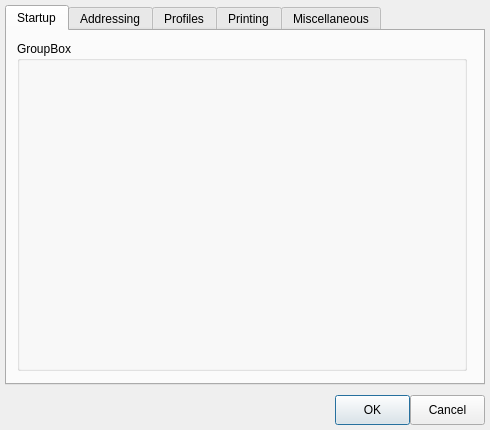
Qt form generalsettingsdialog.ui (jimmcguffin/PyOutpost) before a commit.
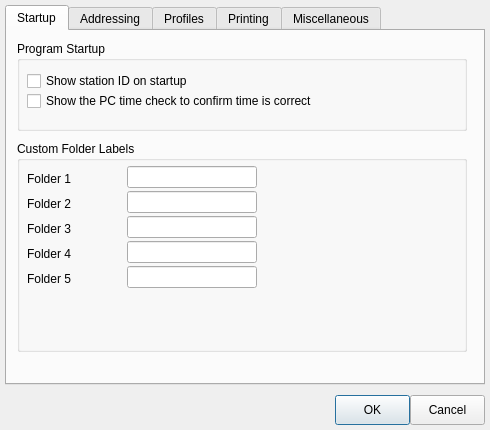
The same form after that commit. The open tabs and pages were chosen to show the change.

Diff of the .ui file:
```diff
--- a/generalsettingsdialog.ui
+++ b/generalsettingsdialog.ui
@@ -35,12 +35,166 @@
        <x>10</x>
        <y>10</y>
        <width>450</width>
-       <height>330</height>
+       <height>90</height>
       </rect>
      </property>
      <property name="title">
-      <string>GroupBox</string>
+      <string>Program Startup</string>
      </property>
+     <widget class="QCheckBox" name="cShowStationIdAtStartup">
+      <property name="geometry">
+       <rect>
+        <x>10</x>
+        <y>30</y>
+        <width>305</width>
+        <height>20</height>
+       </rect>
+      </property>
+      <property name="text">
+       <string>Show station ID on startup</string>
+      </property>
+     </widget>
+     <widget class="QCheckBox" name="cShowTimeAtStartup">
+      <property name="geometry">
+       <rect>
+        <x>10</x>
+        <y>50</y>
+        <width>370</width>
+        <height>20</height>
+       </rect>
+      </property>
+      <property name="text">
+       <string>Show the PC time check to confirm time is correct</string>
+      </property>
+     </widget>
+    </widget>
+    <widget class="QGroupBox" name="groupBox_6">
+     <property name="geometry">
+      <rect>
+       <x>10</x>
+       <y>110</y>
+       <width>450</width>
+       <height>211</height>
+      </rect>
+     </property>
+     <property name="title">
+      <string>Custom Folder Labels</string>
+     </property>
+     <widget class="QLineEdit" name="cFolder_1">
+      <property name="geometry">
+       <rect>
+        <x>110</x>
+        <y>25</y>
+        <width>130</width>
+        <height>22</height>
+       </rect>
+      </property>
+     </widget>
+     <widget class="QLabel" name="label_3">
+      <property name="geometry">
+       <rect>
+        <x>10</x>
+        <y>30</y>
+        <width>100</width>
+        <height>16</height>
+       </rect>
+      </property>
+      <property name="text">
+       <string>Folder 1</string>
+      </property>
+     </widget>
+     <widget class="QLabel" name="label_4">
+      <property name="geometry">
+       <rect>
+        <x>10</x>
+        <y>55</y>
+        <width>100</width>
+        <height>16</height>
+       </rect>
+      </property>
+      <property name="text">
+       <string>Folder 2</string>
+      </property>
+     </widget>
+     <widget class="QLineEdit" name="cFolder_2">
+      <property name="geometry">
+       <rect>
+        <x>110</x>
+        <y>50</y>
+        <width>130</width>
+        <height>22</height>
+       </rect>
+      </property>
+     </widget>
+     <widget class="QLabel" name="label_5">
+      <property name="geometry">
+       <rect>
+        <x>10</x>
+        <y>80</y>
+        <width>100</width>
+        <height>16</height>
+       </rect>
+      </property>
+      <property name="text">
+       <string>Folder 3</string>
+      </property>
+     </widget>
+     <widget class="QLineEdit" name="cFolder_3">
+      <property name="geometry">
+       <rect>
+        <x>110</x>
+        <y>75</y>
+        <width>130</width>
+        <height>22</height>
+       </rect>
+      </property>
+     </widget>
+     <widget class="QLabel" name="label_6">
+      <property name="geometry">
+       <rect>
+        <x>10</x>
+        <y>105</y>
+        <width>100</width>
+        <height>16</height>
+       </rect>
+      </property>
+      <property name="text">
+       <string>Folder 4</string>
+      </property>
+     </widget>
+     <widget class="QLineEdit" name="cFolder_4">
+      <property name="geometry">
+       <rect>
+        <x>110</x>
+        <y>100</y>
+        <width>130</width>
+        <height>22</height>
+       </rect>
+      </property>
+     </widget>
+     <widget class="QLabel" name="label_7">
+      <property name="geometry">
+       <rect>
+        <x>10</x>
+        <y>130</y>
+        <width>100</width>
+        <height>16</height>
+       </rect>
+      </property>
+      <property name="text">
+       <string>Folder 5</string>
+      </property>
+     </widget>
+     <widget class="QLineEdit" name="cFolder_5">
+      <property name="geometry">
+       <rect>
+        <x>110</x>
+        <y>125</y>
+        <width>130</width>
+        <height>22</height>
+       </rect>
+      </property>
+     </widget>
     </widget>
    </widget>
    <widget class="QWidget" name="tab_2">
```
Left out of the diff: 2 changed lines with no effect on the pictures.
